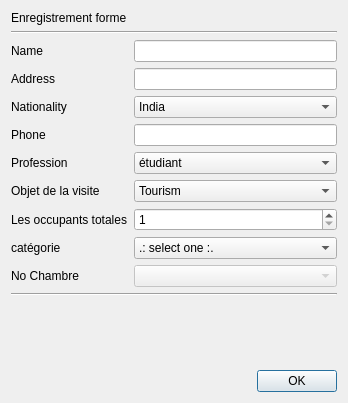
Qt form checkinform.ui (abdeljalilanane/Innovative-Hotel-Manager) before a commit.
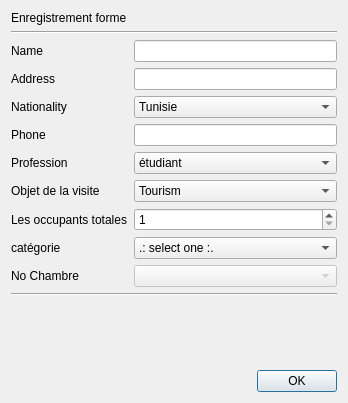
The same form after that commit.

Commit message: Changement liste pays

The edit to the form file:
```diff
--- a/checkinform.ui
+++ b/checkinform.ui
@@ -59,7 +59,7 @@
     <widget class="QComboBox" name="nationality">
      <item>
       <property name="text">
-       <string>India</string>
+       <string>Tunisie</string>
       </property>
      </item>
      <item>
```
Left out of the diff: 24 changed lines with no effect on the pictures.
